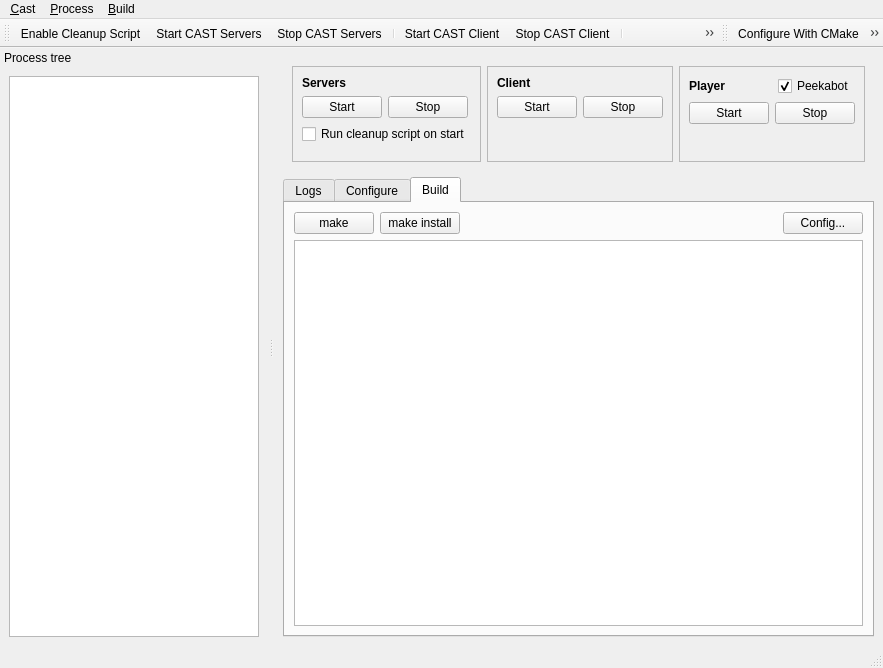
First picture: the form in tools/castctrl/trunk/qtui/mainwindow.ui, repository marc-hanheide/cogx, before the edit.
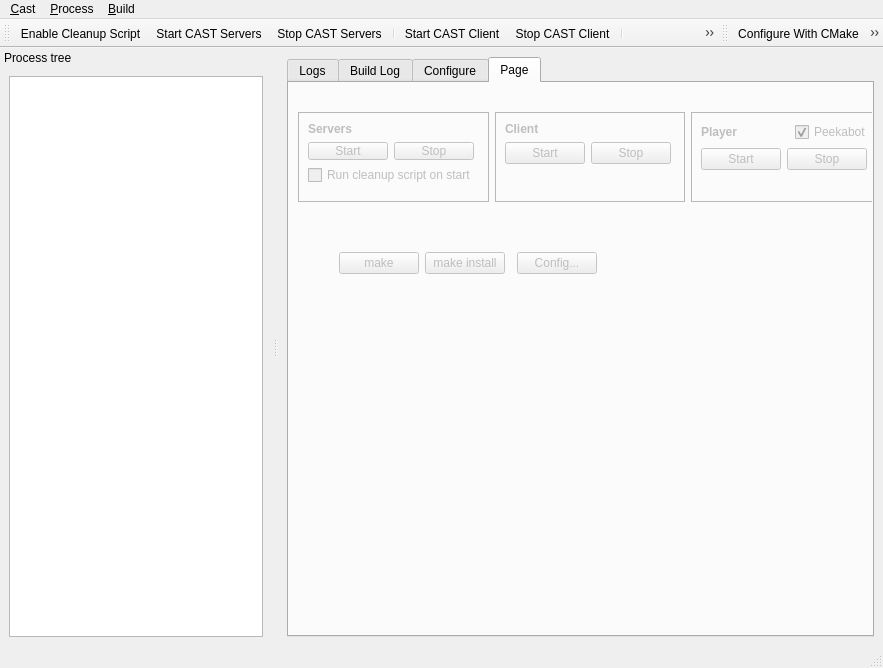
Second picture: the form after the edit. The open tabs and pages were chosen to show the change. Icons and pictures are not drawn.

Commit message: castcontrol: interface reworked

```diff
--- a/tools/castctrl/trunk/qtui/mainwindow.ui
+++ b/tools/castctrl/trunk/qtui/mainwindow.ui
@@ -36,302 +36,11 @@
        <property name="margin">
         <number>0</number>
        </property>
-       <item>
-        <widget class="QFrame" name="frame_5">
-         <property name="sizePolicy">
-          <sizepolicy hsizetype="Preferred" vsizetype="MinimumExpanding">
-           <horstretch>0</horstretch>
-           <verstretch>0</verstretch>
-          </sizepolicy>
-         </property>
-         <property name="frameShape">
-          <enum>QFrame::NoFrame</enum>
-         </property>
-         <property name="frameShadow">
-          <enum>QFrame::Raised</enum>
-         </property>
-         <layout class="QHBoxLayout" name="horizontalLayout_5">
-          <item>
-           <widget class="QFrame" name="frame">
-            <property name="sizePolicy">
-             <sizepolicy hsizetype="Preferred" vsizetype="Minimum">
-              <horstretch>0</horstretch>
-              <verstretch>0</verstretch>
-             </sizepolicy>
-            </property>
-            <property name="frameShape">
-             <enum>QFrame::StyledPanel</enum>
-            </property>
-            <property name="frameShadow">
-             <enum>QFrame::Raised</enum>
-            </property>
-            <layout class="QVBoxLayout" name="verticalLayout_3">
-             <item>
-              <layout class="QHBoxLayout" name="horizontalLayout_10">
-               <item>
-                <widget class="QLabel" name="label">
-                 <property name="font">
-                  <font>
-                   <weight>75</weight>
-                   <bold>true</bold>
-                  </font>
-                 </property>
-                 <property name="text">
-                  <string>Servers</string>
-                 </property>
-                </widget>
-               </item>
-              </layout>
-             </item>
-             <item>
-              <layout class="QHBoxLayout" name="horizontalLayout_3">
-               <item>
-                <widget class="QPushButton" name="btServerStart">
-                 <property name="text">
-                  <string>Start</string>
-                 </property>
-                </widget>
-               </item>
-               <item>
-                <widget class="QPushButton" name="btServerStop">
-                 <property name="text">
-                  <string>Stop</string>
-                 </property>
-                </widget>
-               </item>
-               <item>
-                <spacer name="horizontalSpacer_2">
-                 <property name="orientation">
-                  <enum>Qt::Horizontal</enum>
-                 </property>
-                 <property name="sizeHint" stdset="0">
-                  <size>
-                   <width>20</width>
-                   <height>20</height>
-                  </size>
-                 </property>
-                </spacer>
-               </item>
-              </layout>
-             </item>
-             <item>
-              <widget class="QCheckBox" name="ckCleanupScript">
-               <property name="text">
-                <string>Run cleanup script on start</string>
-               </property>
-              </widget>
-             </item>
-             <item>
-              <spacer name="verticalSpacer">
-               <property name="orientation">
-                <enum>Qt::Vertical</enum>
-               </property>
-               <property name="sizeType">
-                <enum>QSizePolicy::MinimumExpanding</enum>
-               </property>
-               <property name="sizeHint" stdset="0">
-                <size>
-                 <width>20</width>
-                 <height>8</height>
-                </size>
-               </property>
-              </spacer>
-             </item>
-            </layout>
-           </widget>
-          </item>
-          <item>
-           <widget class="QFrame" name="frame_2">
-            <property name="sizePolicy">
-             <sizepolicy hsizetype="Preferred" vsizetype="Minimum">
-              <horstretch>0</horstretch>
-              <verstretch>0</verstretch>
-             </sizepolicy>
-            </property>
-            <property name="frameShape">
-             <enum>QFrame::StyledPanel</enum>
-            </property>
-            <property name="frameShadow">
-             <enum>QFrame::Raised</enum>
-            </property>
-            <layout class="QVBoxLayout" name="verticalLayout_4">
-             <item>
-              <layout class="QHBoxLayout" name="horizontalLayout_9">
-               <item>
-                <widget class="QLabel" name="label_2">
-                 <property name="font">
-                  <font>
-                   <weight>75</weight>
-                   <bold>true</bold>
-                  </font>
-                 </property>
-                 <property name="text">
-                  <string>Client</string>
-                 </property>
-                </widget>
-               </item>
-              </layout>
-             </item>
-             <item>
-              <layout class="QHBoxLayout" name="horizontalLayout_4">
-               <item>
-                <widget class="QPushButton" name="btClientStart">
-                 <property name="text">
-                  <string>Start</string>
-                 </property>
-                </widget>
-               </item>
-               <item>
-                <widget class="QPushButton" name="btClientStop">
-                 <property name="text">
-                  <string>Stop</string>
-                 </property>
-                </widget>
-               </item>
-               <item>
-                <spacer name="horizontalSpacer_3">
-                 <property name="orientation">
-                  <enum>Qt::Horizontal</enum>
-                 </property>
-                 <property name="sizeHint" stdset="0">
-                  <size>
-                   <width>20</width>
-                   <height>20</height>
-                  </size>
-                 </property>
-                </spacer>
-               </item>
-              </layout>
-             </item>
-             <item>
-              <spacer name="verticalSpacer_2">
-               <property name="orientation">
-                <enum>Qt::Vertical</enum>
-               </property>
-               <property name="sizeType">
-                <enum>QSizePolicy::MinimumExpanding</enum>
-               </property>
-               <property name="sizeHint" stdset="0">
-                <size>
-                 <width>20</width>
-                 <height>8</height>
-                </size>
-               </property>
-              </spacer>
-             </item>
-            </layout>
-           </widget>
-          </item>
-          <item>
-           <widget class="QFrame" name="frame_3">
-            <property name="sizePolicy">
-             <sizepolicy hsizetype="Preferred" vsizetype="Minimum">
-              <horstretch>0</horstretch>
-              <verstretch>0</verstretch>
-             </sizepolicy>
-            </property>
-            <property name="frameShape">
-             <enum>QFrame::StyledPanel</enum>
-            </property>
-            <property name="frameShadow">
-             <enum>QFrame::Raised</enum>
-            </property>
-            <layout class="QVBoxLayout" name="verticalLayout_5">
-             <item>
-              <layout class="QHBoxLayout" name="horizontalLayout_7">
-               <item>
-                <widget class="QLabel" name="label_9">
-                 <property name="font">
-                  <font>
-                   <weight>75</weight>
-                   <bold>true</bold>
-                  </font>
-                 </property>
-                 <property name="text">
-                  <string>Player</string>
-                 </property>
-                </widget>
-               </item>
-               <item>
-                <spacer name="horizontalSpacer_6">
-                 <property name="orientation">
-                  <enum>Qt::Horizontal</enum>
-                 </property>
-                 <property name="sizeHint" stdset="0">
-                  <size>
-                   <width>40</width>
-                   <height>20</height>
-                  </size>
-                 </property>
-                </spacer>
-               </item>
-               <item>
-                <widget class="QCheckBox" name="ckPeekabot">
-                 <property name="text">
-                  <string>Peekabot</string>
-                 </property>
-                 <property name="checked">
-                  <bool>true</bool>
-                 </property>
-                </widget>
-               </item>
-              </layout>
-             </item>
-             <item>
-              <layout class="QHBoxLayout" name="horizontalLayout_8">
-               <item>
-                <widget class="QPushButton" name="btPlayerStart">
-                 <property name="text">
-                  <string>Start</string>
-                 </property>
-                </widget>
-               </item>
-               <item>
-                <widget class="QPushButton" name="btPlayerStop">
-                 <property name="text">
-                  <string>Stop</string>
-                 </property>
-                </widget>
-               </item>
-               <item>
-                <spacer name="horizontalSpacer_4">
-                 <property name="orientation">
-                  <enum>Qt::Horizontal</enum>
-                 </property>
-                 <property name="sizeHint" stdset="0">
-                  <size>
-                   <width>20</width>
-                   <height>20</height>
-                  </size>
-                 </property>
-                </spacer>
-               </item>
-              </layout>
-             </item>
-             <item>
-              <spacer name="verticalSpacer_3">
-               <property name="orientation">
-                <enum>Qt::Vertical</enum>
-               </property>
-               <property name="sizeType">
-                <enum>QSizePolicy::MinimumExpanding</enum>
-               </property>
-               <property name="sizeHint" stdset="0">
-                <size>
-                 <width>20</width>
-                 <height>8</height>
-                </size>
-               </property>
-              </spacer>
-             </item>
-            </layout>
-           </widget>
-          </item>
-         </layout>
-        </widget>
-       </item>
        <item>
         <widget class="QTabWidget" name="tabWidget">
+         <property name="enabled">
+          <bool>true</bool>
+         </property>
          <property name="sizePolicy">
           <sizepolicy hsizetype="Expanding" vsizetype="Expanding">
            <horstretch>3</horstretch>
@@ -422,7 +131,24 @@
            </item>
           </layout>
          </widget>
-         <widget class="QWidget" name="tab_2">
+         <widget class="QWidget" name="tabBuildLog">
+          <attribute name="title">
+           <string>Build Log</string>
+          </attribute>
+          <layout class="QVBoxLayout" name="verticalLayout_6">
+           <item>
+            <widget class="QTextEdit" name="buildLogfileTxt">
+             <property name="undoRedoEnabled">
+              <bool>false</bool>
+             </property>
+             <property name="textInteractionFlags">
+              <set>Qt::TextSelectableByKeyboard|Qt::TextSelectableByMouse</set>
+             </property>
+            </widget>
+           </item>
+          </layout>
+         </widget>
+         <widget class="QWidget" name="tabConfigure">
           <attribute name="title">
            <string>Configure</string>
           </attribute>
@@ -808,60 +534,362 @@
            </item>
           </layout>
          </widget>
-         <widget class="QWidget" name="tab_4">
+         <widget class="QWidget" name="tabOldInterface">
+          <property name="enabled">
+           <bool>false</bool>
+          </property>
           <attribute name="title">
-           <string>Build</string>
+           <string>Page</string>
           </attribute>
-          <layout class="QVBoxLayout" name="verticalLayout_6">
-           <item>
-            <layout class="QHBoxLayout" name="horizontalLayout_6">
-             <item>
-              <widget class="QPushButton" name="btBuild">
-               <property name="text">
-                <string>make</string>
-               </property>
-              </widget>
-             </item>
-             <item>
-              <widget class="QPushButton" name="btBuildInstall">
-               <property name="text">
-                <string>make install</string>
-               </property>
-              </widget>
-             </item>
-             <item>
-              <spacer name="horizontalSpacer_5">
-               <property name="orientation">
-                <enum>Qt::Horizontal</enum>
-               </property>
-               <property name="sizeHint" stdset="0">
-                <size>
-                 <width>40</width>
-                 <height>20</height>
-                </size>
-               </property>
-              </spacer>
-             </item>
-             <item>
-              <widget class="QPushButton" name="btCmakeGui">
-               <property name="text">
-                <string>Config...</string>
-               </property>
-              </widget>
-             </item>
-            </layout>
-           </item>
-           <item>
-            <widget class="QTextEdit" name="buildLogfileTxt">
-             <property name="undoRedoEnabled">
-              <bool>false</bool>
-             </property>
-             <property name="textInteractionFlags">
-              <set>Qt::TextSelectableByKeyboard|Qt::TextSelectableByMouse</set>
-             </property>
-            </widget>
-           </item>
-          </layout>
+          <widget class="QFrame" name="frame_5">
+           <property name="enabled">
+            <bool>false</bool>
+           </property>
+           <property name="geometry">
+            <rect>
+             <x>0</x>
+             <y>20</y>
+             <width>602</width>
+             <height>108</height>
+            </rect>
+           </property>
+           <property name="sizePolicy">
+            <sizepolicy hsizetype="Preferred" vsizetype="MinimumExpanding">
+             <horstretch>0</horstretch>
+             <verstretch>0</verstretch>
+            </sizepolicy>
+           </property>
+           <property name="frameShape">
+            <enum>QFrame::NoFrame</enum>
+           </property>
+           <property name="frameShadow">
+            <enum>QFrame::Raised</enum>
+           </property>
+           <layout class="QHBoxLayout" name="horizontalLayout_5">
+            <item>
+             <widget class="QFrame" name="frame">
+              <property name="sizePolicy">
+               <sizepolicy hsizetype="Preferred" vsizetype="Minimum">
+                <horstretch>0</horstretch>
+                <verstretch>0</verstretch>
+               </sizepolicy>
+              </property>
+              <property name="frameShape">
+               <enum>QFrame::StyledPanel</enum>
+              </property>
+              <property name="frameShadow">
+               <enum>QFrame::Raised</enum>
+              </property>
+              <layout class="QVBoxLayout" name="verticalLayout_3">
+               <item>
+                <layout class="QHBoxLayout" name="horizontalLayout_10">
+                 <item>
+                  <widget class="QLabel" name="label">
+                   <property name="font">
+                    <font>
+                     <weight>75</weight>
+                     <bold>true</bold>
+                    </font>
+                   </property>
+                   <property name="text">
+                    <string>Servers</string>
+                   </property>
+                  </widget>
+                 </item>
+                </layout>
+               </item>
+               <item>
+                <layout class="QHBoxLayout" name="horizontalLayout_3">
+                 <item>
+                  <widget class="QPushButton" name="btServerStart">
+                   <property name="text">
+                    <string>Start</string>
+                   </property>
+                  </widget>
+                 </item>
+                 <item>
+                  <widget class="QPushButton" name="btServerStop">
+                   <property name="text">
+                    <string>Stop</string>
+                   </property>
+                  </widget>
+                 </item>
+                 <item>
+                  <spacer name="horizontalSpacer_2">
+                   <property name="orientation">
+                    <enum>Qt::Horizontal</enum>
+                   </property>
+                   <property name="sizeHint" stdset="0">
+                    <size>
+                     <width>20</width>
+                     <height>20</height>
+                    </size>
+                   </property>
+                  </spacer>
+                 </item>
+                </layout>
+               </item>
+               <item>
+                <widget class="QCheckBox" name="ckCleanupScript">
+                 <property name="text">
+                  <string>Run cleanup script on start</string>
+                 </property>
+                </widget>
+               </item>
+               <item>
+                <spacer name="verticalSpacer">
+                 <property name="orientation">
+                  <enum>Qt::Vertical</enum>
+                 </property>
+                 <property name="sizeType">
+                  <enum>QSizePolicy::MinimumExpanding</enum>
+                 </property>
+                 <property name="sizeHint" stdset="0">
+                  <size>
+                   <width>20</width>
+                   <height>8</height>
+                  </size>
+                 </property>
+                </spacer>
+               </item>
+              </layout>
+             </widget>
+            </item>
+            <item>
+             <widget class="QFrame" name="frame_2">
+              <property name="sizePolicy">
+               <sizepolicy hsizetype="Preferred" vsizetype="Minimum">
+                <horstretch>0</horstretch>
+                <verstretch>0</verstretch>
+               </sizepolicy>
+              </property>
+              <property name="frameShape">
+               <enum>QFrame::StyledPanel</enum>
+              </property>
+              <property name="frameShadow">
+               <enum>QFrame::Raised</enum>
+              </property>
+              <layout class="QVBoxLayout" name="verticalLayout_4">
+               <item>
+                <layout class="QHBoxLayout" name="horizontalLayout_9">
+                 <item>
+                  <widget class="QLabel" name="label_2">
+                   <property name="font">
+                    <font>
+                     <weight>75</weight>
+                     <bold>true</bold>
+                    </font>
+                   </property>
+                   <property name="text">
+                    <string>Client</string>
+                   </property>
+                  </widget>
+                 </item>
+                </layout>
+               </item>
+               <item>
+                <layout class="QHBoxLayout" name="horizontalLayout_4">
+                 <item>
+                  <widget class="QPushButton" name="btClientStart">
+                   <property name="text">
+                    <string>Start</string>
+                   </property>
+                  </widget>
+                 </item>
+                 <item>
+                  <widget class="QPushButton" name="btClientStop">
+                   <property name="text">
+                    <string>Stop</string>
+                   </property>
+                  </widget>
+                 </item>
+                 <item>
+                  <spacer name="horizontalSpacer_3">
+                   <property name="orientation">
+                    <enum>Qt::Horizontal</enum>
+                   </property>
+                   <property name="sizeHint" stdset="0">
+                    <size>
+                     <width>20</width>
+                     <height>20</height>
+                    </size>
+                   </property>
+                  </spacer>
+                 </item>
+                </layout>
+               </item>
+               <item>
+                <spacer name="verticalSpacer_2">
+                 <property name="orientation">
+                  <enum>Qt::Vertical</enum>
+                 </property>
+                 <property name="sizeType">
+                  <enum>QSizePolicy::MinimumExpanding</enum>
+                 </property>
+                 <property name="sizeHint" stdset="0">
+                  <size>
+                   <width>20</width>
+                   <height>8</height>
+                  </size>
+                 </property>
+                </spacer>
+               </item>
+              </layout>
+             </widget>
+            </item>
+            <item>
+             <widget class="QFrame" name="frame_3">
+              <property name="sizePolicy">
+               <sizepolicy hsizetype="Preferred" vsizetype="Minimum">
+                <horstretch>0</horstretch>
+                <verstretch>0</verstretch>
+               </sizepolicy>
+              </property>
+              <property name="frameShape">
+               <enum>QFrame::StyledPanel</enum>
+              </property>
+              <property name="frameShadow">
+               <enum>QFrame::Raised</enum>
+              </property>
+              <layout class="QVBoxLayout" name="verticalLayout_5">
+               <item>
+                <layout class="QHBoxLayout" name="horizontalLayout_7">
+                 <item>
+                  <widget class="QLabel" name="label_9">
+                   <property name="font">
+                    <font>
+                     <weight>75</weight>
+                     <bold>true</bold>
+                    </font>
+                   </property>
+                   <property name="text">
+                    <string>Player</string>
+                   </property>
+                  </widget>
+                 </item>
+                 <item>
+                  <spacer name="horizontalSpacer_6">
+                   <property name="orientation">
+                    <enum>Qt::Horizontal</enum>
+                   </property>
+                   <property name="sizeHint" stdset="0">
+                    <size>
+                     <width>40</width>
+                     <height>20</height>
+                    </size>
+                   </property>
+                  </spacer>
+                 </item>
+                 <item>
+                  <widget class="QCheckBox" name="ckPeekabot">
+                   <property name="text">
+                    <string>Peekabot</string>
+                   </property>
+                   <property name="checked">
+                    <bool>true</bool>
+                   </property>
+                  </widget>
+                 </item>
+                </layout>
+               </item>
+               <item>
+                <layout class="QHBoxLayout" name="horizontalLayout_8">
+                 <item>
+                  <widget class="QPushButton" name="btPlayerStart">
+                   <property name="text">
+                    <string>Start</string>
+                   </property>
+                  </widget>
+                 </item>
+                 <item>
+                  <widget class="QPushButton" name="btPlayerStop">
+                   <property name="text">
+                    <string>Stop</string>
+                   </property>
+                  </widget>
+                 </item>
+                 <item>
+                  <spacer name="horizontalSpacer_4">
+                   <property name="orientation">
+                    <enum>Qt::Horizontal</enum>
+                   </property>
+                   <property name="sizeHint" stdset="0">
+                    <size>
+                     <width>20</width>
+                     <height>20</height>
+                    </size>
+                   </property>
+                  </spacer>
+                 </item>
+                </layout>
+               </item>
+               <item>
+                <spacer name="verticalSpacer_3">
+                 <property name="orientation">
+                  <enum>Qt::Vertical</enum>
+                 </property>
+                 <property name="sizeType">
+                  <enum>QSizePolicy::MinimumExpanding</enum>
+                 </property>
+                 <property name="sizeHint" stdset="0">
+                  <size>
+                   <width>20</width>
+                   <height>8</height>
+                  </size>
+                 </property>
+                </spacer>
+               </item>
+              </layout>
+             </widget>
+            </item>
+           </layout>
+          </widget>
+          <widget class="QWidget" name="">
+           <property name="geometry">
+            <rect>
+             <x>50</x>
+             <y>160</y>
+             <width>258</width>
+             <height>41</height>
+            </rect>
+           </property>
+           <layout class="QHBoxLayout" name="horizontalLayout_6">
+            <item>
+             <widget class="QPushButton" name="btBuild">
+              <property name="text">
+               <string>make</string>
+              </property>
+             </widget>
+            </item>
+            <item>
+             <widget class="QPushButton" name="btBuildInstall">
+              <property name="text">
+               <string>make install</string>
+              </property>
+             </widget>
+            </item>
+            <item>
+             <spacer name="horizontalSpacer_5">
+              <property name="orientation">
+               <enum>Qt::Horizontal</enum>
+              </property>
+              <property name="sizeHint" stdset="0">
+               <size>
+                <width>40</width>
+                <height>20</height>
+               </size>
+              </property>
+             </spacer>
+            </item>
+            <item>
+             <widget class="QPushButton" name="btCmakeGui">
+              <property name="text">
+               <string>Config...</string>
+              </property>
+             </widget>
+            </item>
+           </layout>
+          </widget>
          </widget>
         </widget>
        </item>
```
Left out of the diff: 13 changed lines with no effect on the pictures. The commit also changes 5 other files.
